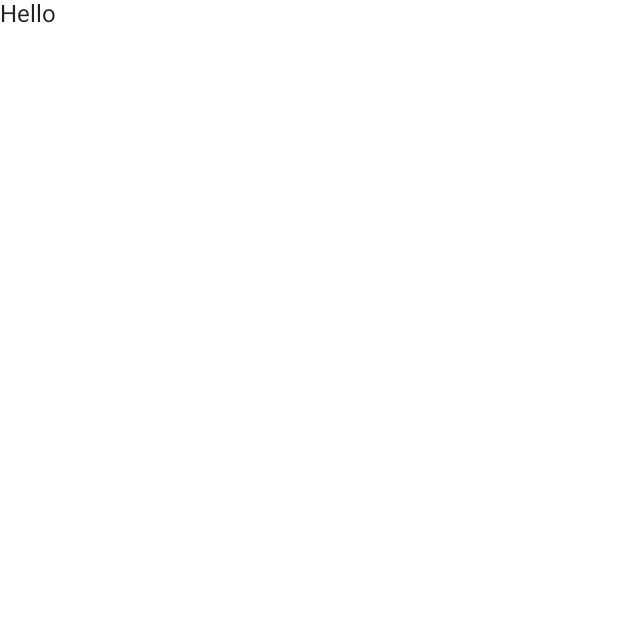
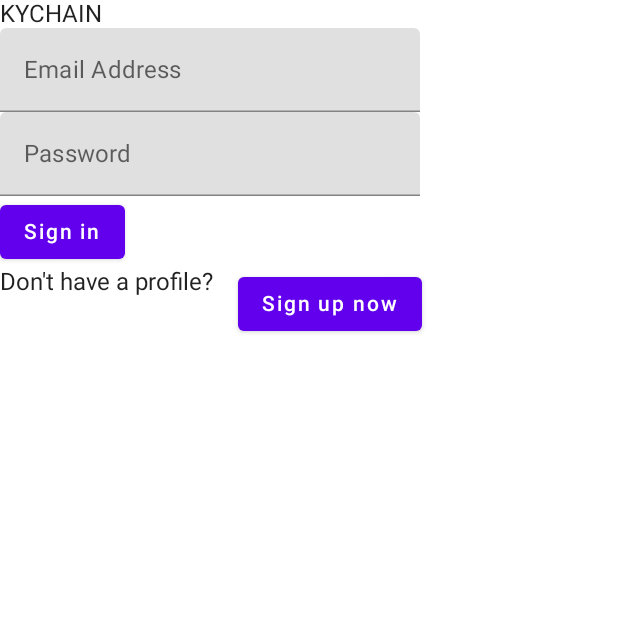
Before and after one commit to skyridertk/Kyc-App, an Android app built with Jetpack Compose: the screen it shows after launch (MainActivity), on a phone screen of 412 x 824 dp, the top half of it. Before the commit the part shown is almost empty. Run offline under Robolectric (Android 15) with nearby library versions, the light colour scheme and no system bars.

Commit message:
Create initial files necessary for the project

```diff
--- a/app/build.gradle
+++ b/app/build.gradle
@@ -57,6 +57,8 @@ dependencies {
     implementation "androidx.compose.ui:ui-tooling-preview:$compose_version"
     implementation 'androidx.lifecycle:lifecycle-runtime-ktx:2.4.0'
     implementation 'androidx.activity:activity-compose:1.4.0'
+
+
     testImplementation 'junit:junit:4.+'
     androidTestImplementation 'androidx.test.ext:junit:1.1.3'
     androidTestImplementation 'androidx.test.espresso:espresso-core:3.4.0'
--- /dev/null
+++ b/app/src/main/java/com/project/kycapp/KycApplication.kt
@@ -0,0 +1,5 @@
+package com.project.kycapp
+
+import android.app.Application
+
+class KycApplication: Application()
--- a/app/src/main/java/com/project/kycapp/MainActivity.kt
+++ b/app/src/main/java/com/project/kycapp/MainActivity.kt
@@ -9,6 +9,7 @@ import androidx.compose.material.Text
 import androidx.compose.runtime.Composable
 import androidx.compose.ui.tooling.preview.Preview
 import com.project.kycapp.ui.theme.KycAppTheme
+import com.project.kycapp.views.login.LoginScreen
 
 class MainActivity : ComponentActivity() {
     override fun onCreate(savedInstanceState: Bundle?) {
@@ -16,7 +17,7 @@ class MainActivity : ComponentActivity() {
         setContent {
             KycAppTheme {
                 Surface(color = MaterialTheme.colors.background) {
-                    Text("Hello")
+                    LoginScreen()
                 }
             }
         }
--- /dev/null
+++ b/app/src/main/java/com/project/kycapp/Navigation.kt
@@ -0,0 +1 @@
+package com.project.kycapp
--- /dev/null
+++ b/app/src/main/java/com/project/kycapp/data/api/KycApi.kt
@@ -0,0 +1,4 @@
+package com.project.kycapp.data.api
+
+interface KycApi {
+}
--- /dev/null
+++ b/app/src/main/java/com/project/kycapp/di/AppModule.kt
@@ -0,0 +1,4 @@
+package com.project.kycapp.di
+
+object AppModule {
+}
--- /dev/null
+++ b/app/src/main/java/com/project/kycapp/models/LoginAuth.kt
@@ -0,0 +1,6 @@
+package com.project.kycapp.models
+
+data class LoginAuth(
+    val email: String,
+    val password: String
+)
--- /dev/null
+++ b/app/src/main/java/com/project/kycapp/views/login/LoginScreen.kt
@@ -0,0 +1,44 @@
+package com.project.kycapp.views.login
+
+import android.widget.Space
+import androidx.compose.foundation.layout.Column
+import androidx.compose.foundation.layout.Row
+import androidx.compose.foundation.layout.Spacer
+import androidx.compose.foundation.layout.padding
+import androidx.compose.material.*
+import androidx.compose.runtime.Composable
+import androidx.compose.ui.Modifier
+import androidx.compose.ui.unit.dp
+
+@Composable
+fun LoginScreen() {
+    val state = rememberScaffoldState()
+    Scaffold(scaffoldState = state) {
+        Column {
+            Text("KYCHAIN")
+            Column {
+                CustomField(value = "", label = "Email Address", {})
+                CustomField(value = "", label = "Password", {})
+                Button(onClick = { /*TODO*/ }) {
+                    Text(text = "Sign in")
+                }
+                Row {
+                    Text(text = "Don't have a profile?")
+                    Spacer(modifier = Modifier.padding(8.dp))
+                    Button(onClick = { /*TODO*/ }) {
+                        Text(text = "Sign up now")
+                    }
+                }
+            }
+        }
+    }
+}
+
+@Composable
+fun CustomField(value: String, label: String, onchange: (String) -> Unit){
+    TextField(value = "$value", onValueChange = {
+        onchange(it)
+    }, label = {
+        Text("$label")
+    })
+}
--- /dev/null
+++ b/app/src/main/java/com/project/kycapp/views/login/LoginState.kt
@@ -0,0 +1,6 @@
+package com.project.kycapp.views.login
+
+data class LoginState(
+    val email: String,
+    val password: String
+)
--- a/build.gradle
+++ b/build.gradle
@@ -8,7 +8,7 @@ buildscript {
         mavenCentral()
     }
     dependencies {
-        classpath "com.android.tools.build:gradle:7.0.3"
+        classpath 'com.android.tools.build:gradle:7.1.0'
         classpath "org.jetbrains.kotlin:kotlin-gradle-plugin:1.5.21"
 
         // NOTE: Do not place your application dependencies here; they belong
```
Also changed, not shown: app/src/main/java/com/project/kycapp/data/repository/KycRepositoryImpl.kt (added, +23 -0 lines), app/src/main/java/com/project/kycapp/models/Bank.kt (added, +7 -0 lines), app/src/main/java/com/project/kycapp/models/KYC.kt (added, +16 -0 lines), app/src/main/java/com/project/kycapp/models/KyChainParticipant.kt (added, +11 -0 lines), app/src/main/java/com/project/kycapp/repository/KycRepository.kt (added, +11 -0 lines), app/src/main/java/com/project/kycapp/views/add_kyc/AddKycScreen.kt (added, +8 -0 lines), app/src/main/java/com/project/kycapp/views/dashboard/DashboardScreen.kt (added, +20 -0 lines), app/src/main/java/com/project/kycapp/views/register/RegisterScreen.kt (added, +31 -0 lines), app/src/main/java/com/project/kycapp/views/update_kyc/UpdateKycScreen.kt (added, +8 -0 lines), app/src/main/java/com/project/kycapp/views/view_kyc/ViewKycScreen.kt (added, +8 -0 lines), gradle/wrapper/gradle-wrapper.properties.
